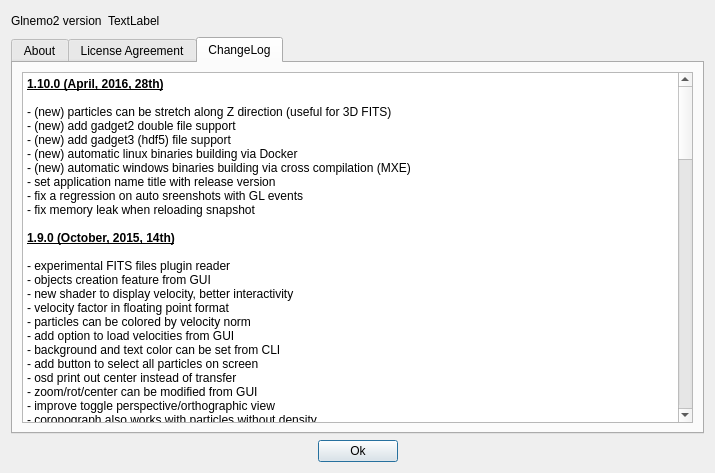
This is src/formabout.ui in jcldc/glnemo2 as Qt 5 draws it before an edit. The edited form follows.
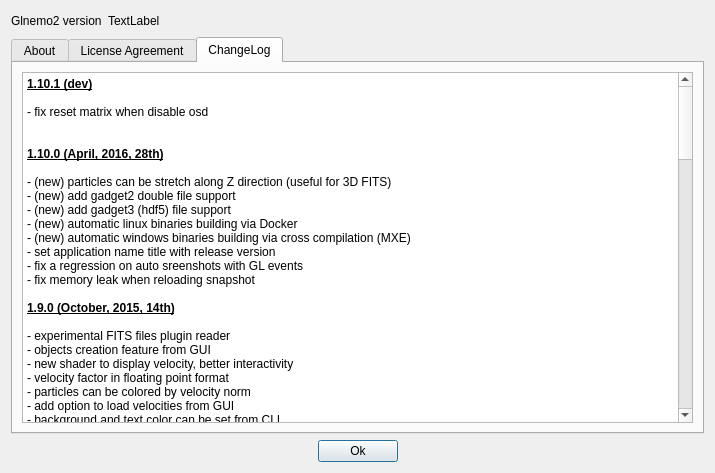
This is the edited form. Icons and pictures are not drawn.

Commit message: Start developpement 1.10.1 fix issue reset_matrix when osd updated

The edit to the form file:
```diff
--- a/src/formabout.ui
+++ b/src/formabout.ui
@@ -1027,6 +1027,10 @@
 &lt;table border=&quot;0&quot; style=&quot;-qt-table-type: root; margin-top:4px; margin-bottom:4px; margin-left:4px; margin-right:4px;&quot;&gt;
 &lt;tr&gt;
 &lt;td style=&quot;border: none;&quot;&gt;
+&lt;p style=&quot; margin-top:0px; margin-bottom:0px; margin-left:0px; margin-right:0px; -qt-block-indent:0; text-indent:0px;&quot;&gt;&lt;span style=&quot; font-weight:600; text-decoration: underline;&quot;&gt;1.10.1 (dev)&lt;/span&gt;&lt;/p&gt;
+&lt;p style=&quot;-qt-paragraph-type:empty; margin-top:0px; margin-bottom:0px; margin-left:0px; margin-right:0px; -qt-block-indent:0; text-indent:0px;&quot;&gt;&lt;br /&gt;&lt;/p&gt;
+&lt;p style=&quot; margin-top:0px; margin-bottom:0px; margin-left:0px; margin-right:0px; -qt-block-indent:0; text-indent:0px;&quot;&gt;- fix reset matrix when disable osd&lt;br /&gt;&lt;/p&gt;
+&lt;p style=&quot;-qt-paragraph-type:empty; margin-top:0px; margin-bottom:0px; margin-left:0px; margin-right:0px; -qt-block-indent:0; text-indent:0px; font-weight:600; text-decoration: underline;&quot;&gt;&lt;br /&gt;&lt;/p&gt;
 &lt;p style=&quot; margin-top:0px; margin-bottom:0px; margin-left:0px; margin-right:0px; -qt-block-indent:0; text-indent:0px;&quot;&gt;&lt;span style=&quot; font-weight:600; text-decoration: underline;&quot;&gt;1.10.0 (April, 2016, 28th)&lt;/span&gt;&lt;/p&gt;
 &lt;p style=&quot;-qt-paragraph-type:empty; margin-top:0px; margin-bottom:0px; margin-left:0px; margin-right:0px; -qt-block-indent:0; text-indent:0px;&quot;&gt;&lt;br /&gt;&lt;/p&gt;
 &lt;p style=&quot; margin-top:0px; margin-bottom:0px; margin-left:0px; margin-right:0px; -qt-block-indent:0; text-indent:0px;&quot;&gt;- (new) particles can be stretch along Z direction (useful for 3D FITS)&lt;br /&gt;- (new) add gadget2 double file support&lt;br /&gt;- (new) add gadget3 (hdf5) file support&lt;br /&gt;- (new) automatic linux binaries building via Docker&lt;br /&gt;- (new) automatic windows binaries building via cross compilation (MXE)&lt;/p&gt;
```
The commit also changes 4 other files.
